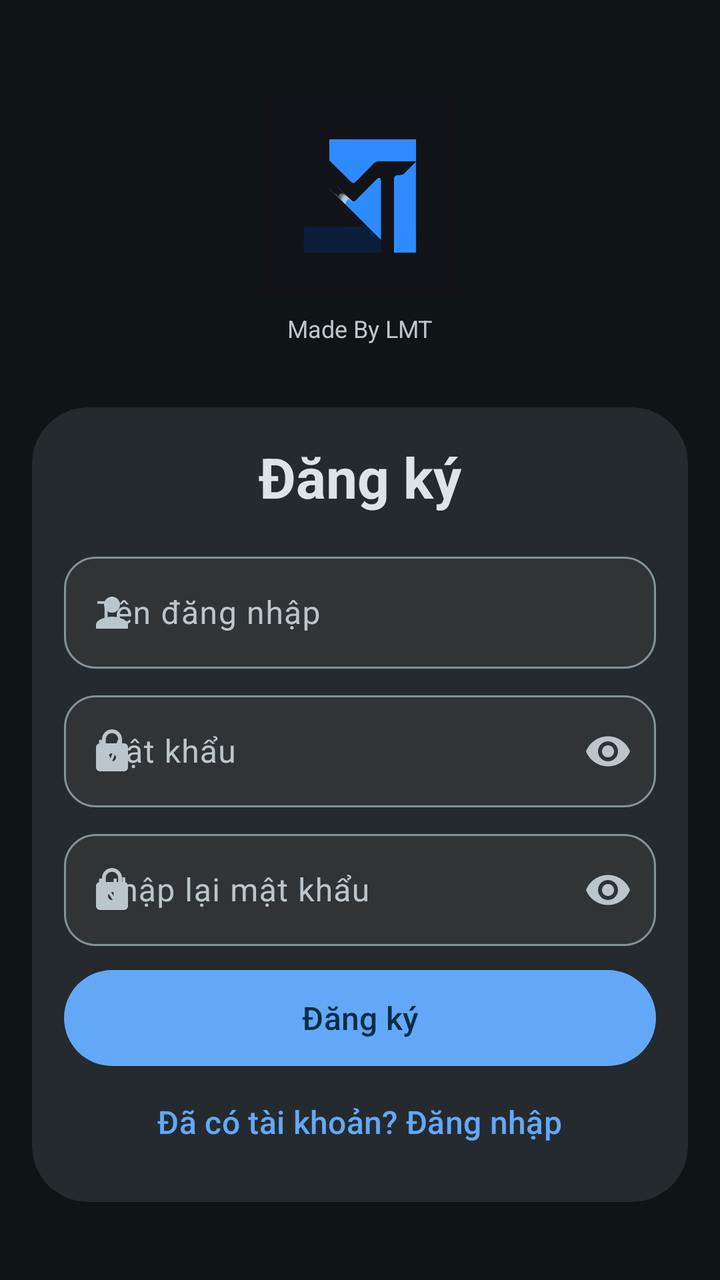
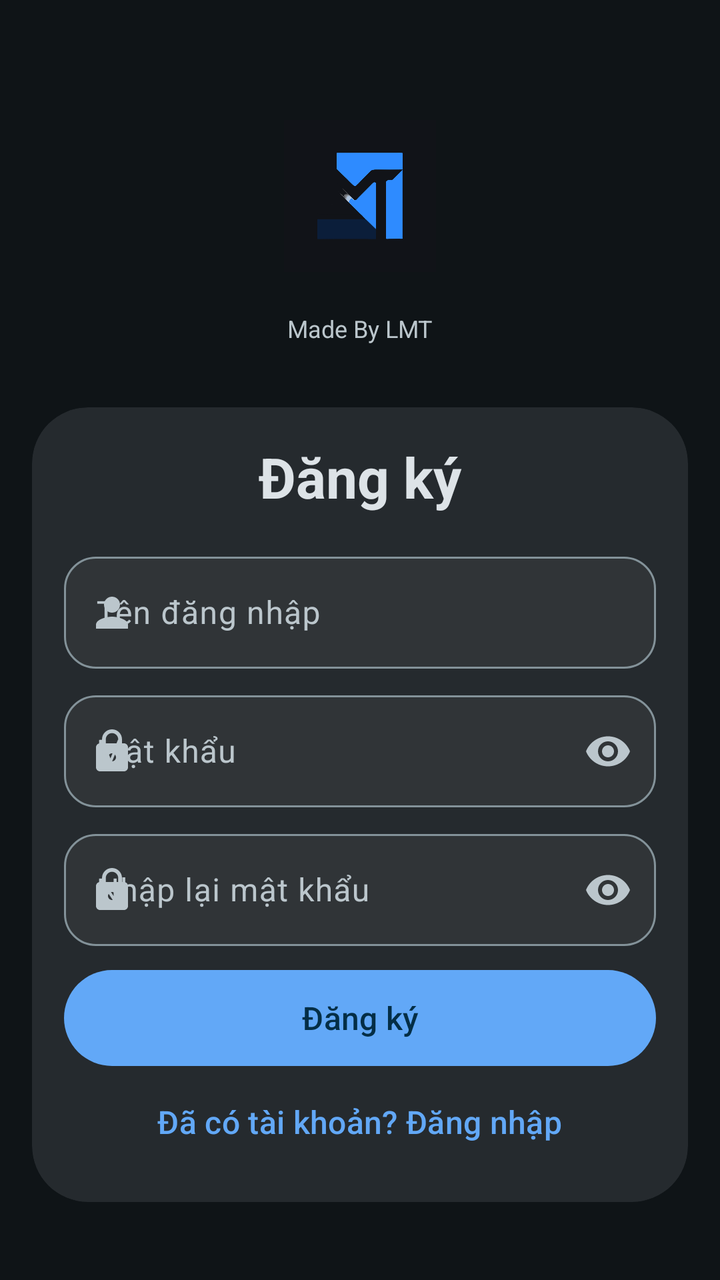

Compare the two renders of this Android layout. The source of the first and the diff that turns it into the second are given below.
<!-- AndroidManifest.xml: application theme Theme.ToolTX -->
<!-- res/layout/fragment_signup.xml -->
<?xml version="1.0" encoding="utf-8"?>
<ScrollView xmlns:android="http://schemas.android.com/apk/res/android"
    xmlns:app="http://schemas.android.com/apk/res-auto"
    android:layout_width="match_parent"
    android:layout_height="match_parent"
    android:background="@color/surface"
    android:fillViewport="true">

    <LinearLayout
        android:layout_width="match_parent"
        android:layout_height="wrap_content"
        android:gravity="center_horizontal"
        android:orientation="vertical"
        android:paddingHorizontal="@dimen/spacing_lg"
        android:paddingTop="48dp"
        android:paddingBottom="@dimen/spacing_xl">

        <ImageView
            android:id="@+id/logo"
            android:layout_width="100dp"
            android:layout_height="100dp"
            android:layout_marginBottom="@dimen/spacing_sm"
            android:scaleType="centerCrop"
            android:src="@mipmap/ic_launcher" />

        <TextView
            android:layout_width="wrap_content"
            android:layout_height="wrap_content"
            android:text="@string/made_by"
            android:textColor="@color/onSurfaceVariant"
            android:textSize="12sp" />

        <View
            android:layout_width="0dp"
            android:layout_height="0dp"
            android:layout_weight="1" />

        <com.google.android.material.card.MaterialCardView
            android:layout_width="match_parent"
            android:layout_height="wrap_content"
            android:layout_marginTop="@dimen/spacing_xl"
            app:cardBackgroundColor="@color/surfaceContainerHigh"
            app:cardCornerRadius="@dimen/card_radius_large"
            app:cardElevation="0dp"
            app:strokeWidth="0dp">

            <LinearLayout
                android:layout_width="match_parent"
                android:layout_height="wrap_content"
                android:orientation="vertical"
                android:padding="@dimen/spacing_lg">

                <TextView
                    android:layout_width="match_parent"
                    android:layout_height="wrap_content"
                    android:gravity="center"
                    android:text="@string/sign_up"
                    android:textColor="@color/onSurface"
                    android:textSize="28sp"
                    android:textStyle="bold" />

                <com.google.android.material.textfield.TextInputLayout
                    android:layout_width="match_parent"
                    android:layout_height="wrap_content"
                    android:layout_marginTop="@dimen/spacing_lg"
                    app:boxBackgroundColor="@color/surfaceContainerHighest"
                    app:boxCornerRadiusBottomEnd="@dimen/spacing_lg"
                    app:boxCornerRadiusBottomStart="@dimen/spacing_lg"
                    app:boxCornerRadiusTopEnd="@dimen/spacing_lg"
                    app:boxCornerRadiusTopStart="@dimen/spacing_lg"
                    app:hintTextColor="@color/onSurfaceVariant"
                    app:startIconDrawable="@drawable/ic_person"
                    app:startIconTint="@color/onSurfaceVariant">

                    <com.google.android.material.textfield.TextInputEditText
                        android:id="@+id/et_username"
                        android:layout_width="match_parent"
                        android:layout_height="wrap_content"
                        android:minHeight="56dp"
                        android:hint="@string/username_hint"
                        android:inputType="text"
                        android:textColor="@color/onSurface"
                        android:textColorHint="@color/onSurfaceVariant" />

                </com.google.android.material.textfield.TextInputLayout>

                <com.google.android.material.textfield.TextInputLayout
                    android:layout_width="match_parent"
                    android:layout_height="wrap_content"
                    android:layout_marginTop="@dimen/spacing_sm"
                    app:boxBackgroundColor="@color/surfaceContainerHighest"
                    app:boxCornerRadiusBottomEnd="@dimen/spacing_lg"
                    app:boxCornerRadiusBottomStart="@dimen/spacing_lg"
                    app:boxCornerRadiusTopEnd="@dimen/spacing_lg"
                    app:boxCornerRadiusTopStart="@dimen/spacing_lg"
                    app:endIconMode="password_toggle"
                    app:hintTextColor="@color/onSurfaceVariant"
                    app:startIconDrawable="@drawable/ic_lock"
                    app:startIconTint="@color/onSurfaceVariant">

                    <com.google.android.material.textfield.TextInputEditText
                        android:id="@+id/et_password"
                        android:layout_width="match_parent"
                        android:layout_height="wrap_content"
                        android:minHeight="56dp"
                        android:hint="@string/password_hint"
                        android:inputType="textPassword"
                        android:textColor="@color/onSurface"
                        android:textColorHint="@color/onSurfaceVariant" />

                </com.google.android.material.textfield.TextInputLayout>

                <com.google.android.material.textfield.TextInputLayout
                    android:layout_width="match_parent"
                    android:layout_height="wrap_content"
                    android:layout_marginTop="@dimen/spacing_sm"
                    app:boxBackgroundColor="@color/surfaceContainerHighest"
                    app:boxCornerRadiusBottomEnd="@dimen/spacing_lg"
                    app:boxCornerRadiusBottomStart="@dimen/spacing_lg"
                    app:boxCornerRadiusTopEnd="@dimen/spacing_lg"
                    app:boxCornerRadiusTopStart="@dimen/spacing_lg"
                    app:endIconMode="password_toggle"
                    app:hintTextColor="@color/onSurfaceVariant"
                    app:startIconDrawable="@drawable/ic_lock"
                    app:startIconTint="@color/onSurfaceVariant">

                    <com.google.android.material.textfield.TextInputEditText
                        android:id="@+id/et_confirm"
                        android:layout_width="match_parent"
                        android:layout_height="wrap_content"
                        android:minHeight="56dp"
                        android:hint="@string/confirm_password_hint"
                        android:inputType="textPassword"
                        android:textColor="@color/onSurface"
                        android:textColorHint="@color/onSurfaceVariant" />

                </com.google.android.material.textfield.TextInputLayout>

                <TextView
                    android:id="@+id/tv_status"
                    android:layout_width="match_parent"
                    android:layout_height="wrap_content"
                    android:gravity="center"
                    android:paddingTop="@dimen/spacing_sm"
                    android:textColor="@color/onSurfaceVariant"
                    android:textSize="13sp"
                    android:visibility="gone" />

                <com.google.android.material.button.MaterialButton
                    android:id="@+id/btn_submit"
                    android:layout_width="match_parent"
                    android:layout_height="@dimen/btn_height"
                    android:layout_marginTop="@dimen/spacing_sm"
                    android:text="@string/sign_up"
                    android:textColor="@color/onPrimary"
                    android:textSize="16sp"
                    app:backgroundTint="@color/primary"
                    app:cornerRadius="@dimen/btn_height" />

                <com.google.android.material.button.MaterialButton
                    android:id="@+id/btn_switch"
                    style="@style/Widget.Material3.Button.TextButton"
                    android:layout_width="wrap_content"
                    android:layout_height="48dp"
                    android:layout_gravity="center"
                    android:text="@string/have_account"
                    android:textColor="@color/primary"
                    android:textSize="16sp" />

            </LinearLayout>
        </com.google.android.material.card.MaterialCardView>

        <View
            android:layout_width="0dp"
            android:layout_height="0dp"
            android:layout_weight="2" />

    </LinearLayout>
</ScrollView>
<!-- resources referenced by this layout -->
<resources>
  <color name="onPrimary">#FF042E46</color>
  <color name="onSurface">#FFDDE3E7</color>
  <color name="onSurfaceVariant">#FFBBC6CC</color>
  <color name="primary">#FF62A8F7</color>
  <color name="surface">#FF0F1417</color>
  <color name="surfaceContainerHigh">#FF252A2E</color>
  <color name="surfaceContainerHighest">#FF303437</color>
  <dimen name="btn_height">56dp</dimen>
  <dimen name="card_radius_large">28dp</dimen>
  <dimen name="spacing_lg">16dp</dimen>
  <dimen name="spacing_sm">8dp</dimen>
  <dimen name="spacing_xl">24dp</dimen>
  <string name="confirm_password_hint">Nhập lại mật khẩu</string>
  <string name="have_account">Đã có tài khoản? Đăng nhập</string>
  <string name="made_by">Made By LMT</string>
  <string name="password_hint">Mật khẩu</string>
  <string name="sign_up">Đăng ký</string>
  <string name="username_hint">Tên đăng nhập</string>
  <style name="Theme.ToolTX" parent="Theme.Material3.Dark.NoActionBar">
          <item name="colorPrimary">@color/primary</item>
          <item name="colorOnPrimary">@color/onPrimary</item>
          <item name="colorPrimaryContainer">@color/primaryContainer</item>
          <item name="colorOnPrimaryContainer">@color/onPrimaryContainer</item>
          <item name="colorSecondary">@color/secondary</item>
          <item name="colorSecondaryContainer">@color/secondaryContainer</item>
          <item name="colorOnSecondaryContainer">@color/onSecondaryContainer</item>
          <item name="colorTertiary">@color/tertiary</item>
          <item name="colorTertiaryContainer">@color/tertiaryContainer</item>
          <item name="colorOnTertiaryContainer">@color/onTertiaryContainer</item>
          <item name="android:colorBackground">@color/background</item>
          <item name="colorSurface">@color/surface</item>
          <item name="colorOnSurface">@color/onSurface</item>
          <item name="colorOnSurfaceVariant">@color/onSurfaceVariant</item>
          <item name="colorSurfaceContainer">@color/surfaceContainer</item>
          <item name="colorSurfaceContainerHigh">@color/surfaceContainerHigh</item>
          <item name="colorSurfaceContainerHighest">@color/surfaceContainerHighest</item>
          <item name="colorOutline">@color/outline</item>
          <item name="colorOutlineVariant">@color/outlineVariant</item>
          <item name="colorError">@color/error</item>
          <item name="colorOnError">@color/onError</item>
          <item name="colorErrorContainer">@color/errorContainer</item>
          <item name="colorOnErrorContainer">@color/onErrorContainer</item>
          <item name="android:statusBarColor">@android:color/transparent</item>
          <item name="android:navigationBarColor">@android:color/transparent</item>
          <item name="android:windowLightStatusBar">false</item>
          <item name="android:windowLightNavigationBar">false</item>
      </style>
  <color name="primaryContainer">#FF0C496E</color>
  <color name="onPrimaryContainer">#FFC3E9FF</color>
  <color name="secondary">#FFB0C8D5</color>
  <color name="secondaryContainer">#FF314A58</color>
  <color name="onSecondaryContainer">#FFCBEAFF</color>
  <color name="tertiary">#FF49475D</color>
  <color name="tertiaryContainer">#FF49475D</color>
  <color name="onTertiaryContainer">#FFE8E5FF</color>
  <color name="background">#FF0F1417</color>
  <color name="surfaceContainer">#FF1B2023</color>
  <color name="outline">#FF839299</color>
  <color name="outlineVariant">#FF3B474D</color>
  <color name="error">#FFF26B6B</color>
  <color name="onError">#FF601410</color>
  <color name="errorContainer">#FF8C1D15</color>
  <color name="onErrorContainer">#FFF9D9D7</color>
  <!-- unchanged entries left out for length: 3 -->
</resources>

<!-- the commit's change to res/layout/fragment_signup.xml (unified diff, before → after) -->
@@ -20,7 +20,8 @@
             android:layout_width="100dp"
             android:layout_height="100dp"
             android:layout_marginBottom="@dimen/spacing_sm"
-            android:scaleType="centerCrop"
+            android:padding="12dp"
+            android:scaleType="centerInside"
             android:src="@mipmap/ic_launcher" />
 
         <TextView
<!-- resource entries referenced after the edit -->
@@ -43,7 +43,7 @@
           <item name="colorErrorContainer">@color/errorContainer</item>
           <item name="colorOnErrorContainer">@color/onErrorContainer</item>
           <item name="android:statusBarColor">@android:color/transparent</item>
-          <item name="android:navigationBarColor">@android:color/transparent</item>
+          <item name="android:navigationBarColor">@color/surfaceContainer</item>
           <item name="android:windowLightStatusBar">false</item>
           <item name="android:windowLightNavigationBar">false</item>
       </style>
